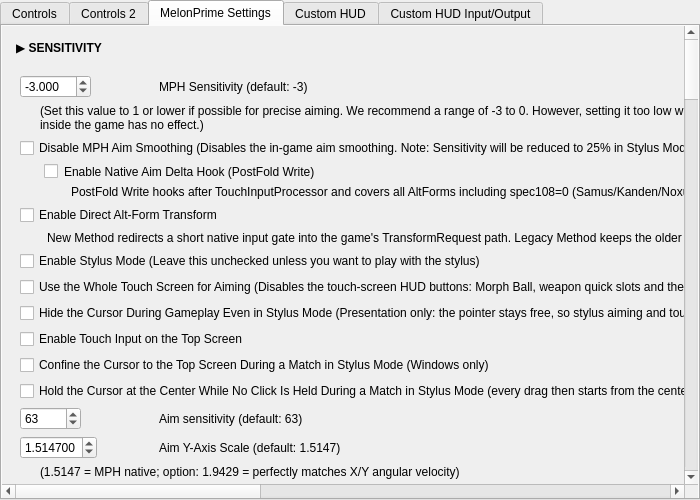
Old version of the form src/frontend/qt_sdl/InputConfig/MelonPrimeInputConfig.ui in the repository ag-advania/melonPrimeDS.
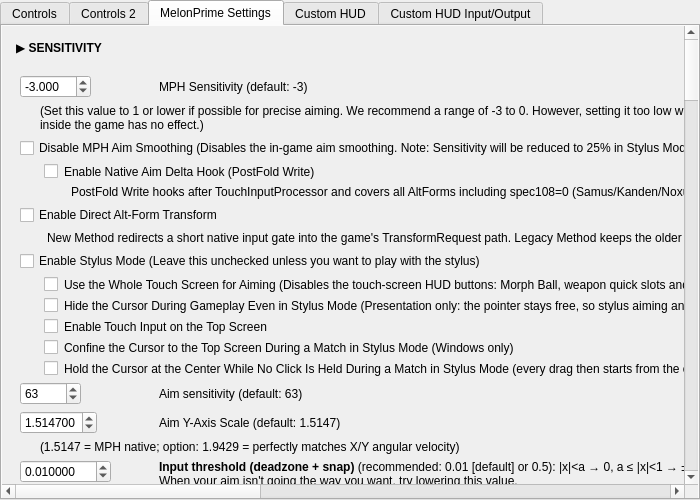
New version of the form. The open tabs and pages were chosen to show the change.

Commit message: Update online target info label translations

The edit to the form file:
```diff
--- a/src/frontend/qt_sdl/InputConfig/MelonPrimeInputConfig.ui
+++ b/src/frontend/qt_sdl/InputConfig/MelonPrimeInputConfig.ui
@@ -147,26 +147,31 @@
 										<item row="11" column="0" colspan="2">
 											<widget class="QCheckBox" name="cbMetroidEnableTouchScreenAimOnly">
 												<property name="text"><string>Use the Whole Touch Screen for Aiming (Disables the touch-screen HUD buttons: Morph Ball, weapon quick slots and the weapon menu. Double-tap jump and the touch boost gesture still work)</string></property>
+												<property name="styleSheet"><string>QCheckBox { margin-left: 24px; }</string></property>
 											</widget>
 										</item>
 										<item row="12" column="0" colspan="2">
 											<widget class="QCheckBox" name="cbMetroidEnableStylusHideCursorInGame">
 												<property name="text"><string>Hide the Cursor During Gameplay Even in Stylus Mode (Presentation only: the pointer stays free, so stylus aiming and touch input are unaffected)</string></property>
+												<property name="styleSheet"><string>QCheckBox { margin-left: 24px; }</string></property>
 											</widget>
 										</item>
 										<item row="13" column="0" colspan="2">
 											<widget class="QCheckBox" name="cbMetroidEnableTopScreenTouch">
 												<property name="text"><string>Enable Touch Input on the Top Screen</string></property>
+												<property name="styleSheet"><string>QCheckBox { margin-left: 24px; }</string></property>
 											</widget>
 										</item>
 										<item row="14" column="0" colspan="2">
 											<widget class="QCheckBox" name="cbMetroidEnableStylusConfineCursorToTopScreen">
 												<property name="text"><string>Confine the Cursor to the Top Screen During a Match in Stylus Mode (Windows only)</string></property>
+												<property name="styleSheet"><string>QCheckBox { margin-left: 24px; }</string></property>
 											</widget>
 										</item>
 										<item row="15" column="0" colspan="2">
 											<widget class="QCheckBox" name="cbMetroidEnableStylusHoldCursorAtCenterWhenNotClicking">
 												<property name="text"><string>Hold the Cursor at the Center While No Click Is Held During a Match in Stylus Mode (every drag then starts from the center with its full range)</string></property>
+												<property name="styleSheet"><string>QCheckBox { margin-left: 24px; }</string></property>
 											</widget>
 										</item>
 										<item row="16" column="0">
```
Left out of the diff: 2 changed lines with no effect on the pictures. The commit also changes 1 other file.
